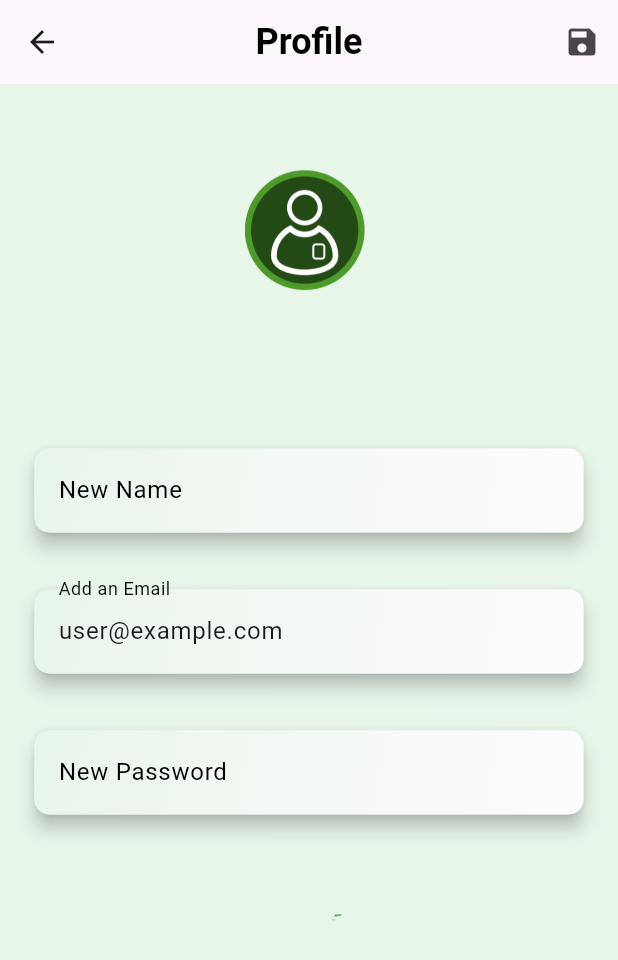
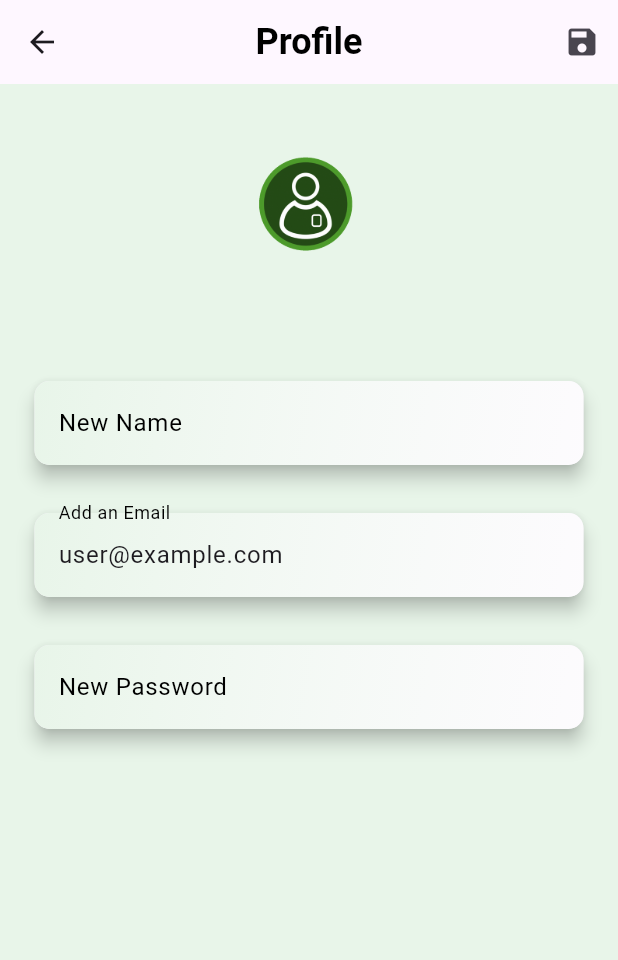
Before and after one commit to saarujan-ui/flutter_project, a Flutter app: the screen it shows after launch, after a tap on "Log In", after a tap on the "person" icon, on a phone screen of 412 x 824 dp. Shown: the top 960 px of the screen. Run offline on Flutter 3.47's test engine with Material 3 defaults, Android fonts, the phone set to English and light mode, and no system bars.

Commit message:
edit user card sizes

```diff
--- a/lib/profile_screen.dart
+++ b/lib/profile_screen.dart
@@ -114,30 +114,26 @@ class _ProfileScreenState extends State<ProfileScreen> {
             Image.asset(
               'assets/selogos/sembup4.gif',
               width: 240,
-              height: 180,
+              height: 140,
             ),
-            SizedBox(height: 40),
+            SizedBox(height: 35),
             _gradientTextField(
               controller: _nameController,
               labelText: 'New Name',
             ),
-            SizedBox(height: 30),
+            SizedBox(height: 24),
             _gradientTextField(
               controller: _emailController,
               labelText: 'Add an Email',
             ),
-            SizedBox(height: 30),
+            SizedBox(height: 24),
             _gradientTextField(
               controller: _passwordController,
               labelText: 'New Password',
               obscureText: true,
             ),
-            SizedBox(height: 8),
-            Image.asset(
-              'assets/selogos/sembup6.gif',
-              width: 750,
-              height: 150,
-            ),
+
+
           ],
         ),
       ),
```
